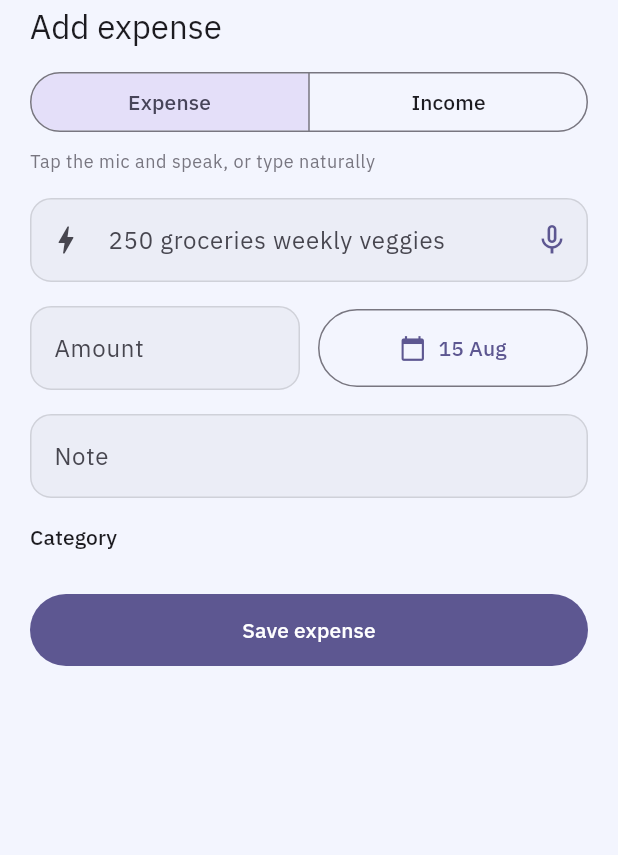
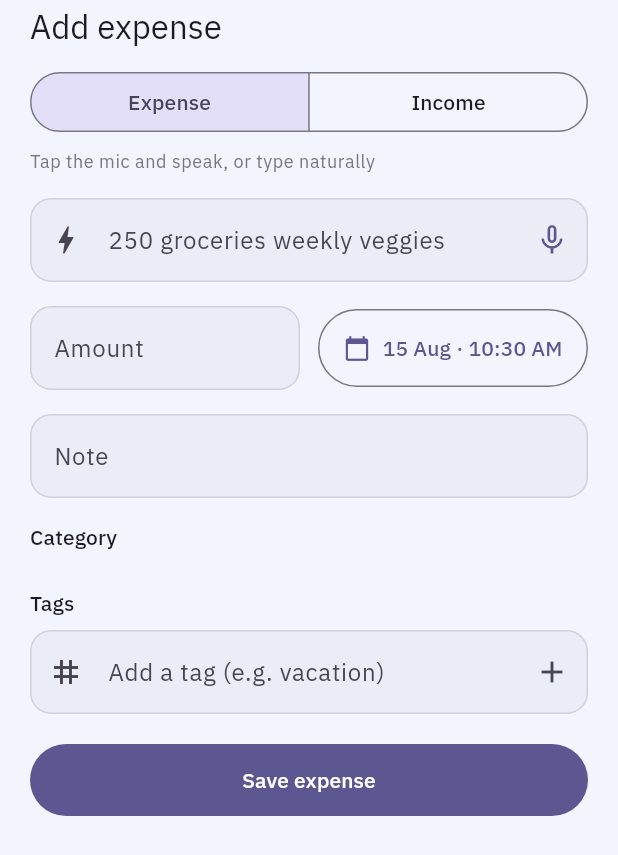
Before and after one commit to aftabpatwekar/ExpenseTracker, a Flutter app: the AddExpenseSheet widget shown alone on an empty page, opened directly, on a phone screen of 412 x 824 dp. Shown: the top 855 px of the screen. Run offline on Flutter 3.47's test engine with Material 3 defaults, Android fonts, the phone set to English and light mode, and no system bars; our stand-ins replace app_links, fl_chart, flutter_animate, flutter_dotenv, flutter_riverpod, go_router and 5 more; accounts and stored records are empty.

Commit message:
Feature: tags + time on transactions
- migration 006: expenses.tags text[] (+ GIN index)
- Expense model + repo add() gain tags
- add sheet: tag input with removable chips + suggestions from past tags;
  date button now picks date AND time
- tags shown on the transaction detail sheet; search matches tags too

Co-Authored-By: Claude Opus 4.8 <noreply@anthropic.com>

```diff
--- a/lib/data/expense_repository.dart
+++ b/lib/data/expense_repository.dart
@@ -34,6 +34,7 @@ class ExpenseRepository {
     DateTime? spentAt,
     String type = 'expense',
     String? accountId,
+    List<String> tags = const [],
   }) async {
     // RLS requires user_id == auth.uid() on insert.
     final uid = _client.auth.currentUser!.id;
@@ -46,6 +47,7 @@ class ExpenseRepository {
       'spent_at': (spentAt ?? DateTime.now()).toUtc().toIso8601String(),
       'type': type,
       'account_id': accountId,
+      'tags': tags,
     });
   }
 
--- a/lib/domain/models/expense.dart
+++ b/lib/domain/models/expense.dart
@@ -10,6 +10,7 @@ class Expense {
   final DateTime spentAt; // local time
   final String type;
   final String? accountId;
+  final List<String> tags;
 
   const Expense({
     required this.id,
@@ -21,6 +22,7 @@ class Expense {
     required this.spentAt,
     this.type = 'expense',
     this.accountId,
+    this.tags = const [],
   });
 
   bool get isIncome => type == 'income';
@@ -40,5 +42,9 @@ class Expense {
         spentAt: DateTime.parse(m['spent_at'] as String).toLocal(),
         type: (m['type'] as String?) ?? 'expense',
         accountId: m['account_id'] as String?,
+        tags: (m['tags'] as List?)
+                ?.map((e) => e.toString())
+                .toList(growable: false) ??
+            const [],
       );
 }
--- a/lib/features/entry/add_expense_sheet.dart
+++ b/lib/features/entry/add_expense_sheet.dart
@@ -7,6 +7,7 @@ import '../../data/account_repository.dart';
 import '../../data/category_repository.dart';
 import '../../data/expense_repository.dart';
 import '../../domain/models/account.dart';
+import '../../domain/models/expense.dart';
 import '../../domain/models/expense_category.dart';
 import '../../domain/services/expense_parser.dart';
 
@@ -34,8 +35,10 @@ class _AddExpenseSheetState extends ConsumerState<AddExpenseSheet> {
   final _quick = TextEditingController();
   final _amount = TextEditingController();
   final _note = TextEditingController();
+  final _tagInput = TextEditingController();
   final SpeechToText _speech = SpeechToText();
 
+  final List<String> _tags = [];
   String? _categoryId;
   String _type = 'expense';
   String? _accountId;
@@ -64,6 +67,7 @@ class _AddExpenseSheetState extends ConsumerState<AddExpenseSheet> {
     _quick.dispose();
     _amount.dispose();
     _note.dispose();
+    _tagInput.dispose();
     super.dispose();
   }
 
@@ -133,13 +137,26 @@ class _AddExpenseSheetState extends ConsumerState<AddExpenseSheet> {
 
   Future<void> _pickDate() async {
     final now = DateTime.now();
-    final picked = await showDatePicker(
+    final d = await showDatePicker(
       context: context,
       initialDate: _date,
       firstDate: DateTime(now.year - 3),
       lastDate: now,
     );
-    if (picked != null) setState(() => _date = picked);
+    if (d == null || !mounted) return;
+    final t = await showTimePicker(
+        context: context, initialTime: TimeOfDay.fromDateTime(_date));
+    setState(() => _date = DateTime(d.year, d.month, d.day,
+        t?.hour ?? _date.hour, t?.minute ?? _date.minute));
+  }
+
+  void _addTag(String raw) {
+    final t = raw.trim();
+    if (t.isEmpty) return;
+    setState(() {
+      if (!_tags.contains(t)) _tags.add(t);
+      _tagInput.clear();
+    });
   }
 
   Future<void> _save(List<ExpenseCategory> cats, String? accountId) async {
@@ -161,6 +178,7 @@ class _AddExpenseSheetState extends ConsumerState<AddExpenseSheet> {
             spentAt: _date,
             type: _type,
             accountId: accountId,
+            tags: _tags,
           );
       ref.invalidate(expensesProvider);
       if (mounted) Navigator.of(context).pop();
@@ -182,6 +200,11 @@ class _AddExpenseSheetState extends ConsumerState<AddExpenseSheet> {
         ref.watch(accountsProvider).asData?.value ?? const <Account>[];
     final selectedAccount =
         _accountId ?? (accounts.isNotEmpty ? accounts.first.id : null);
+    final allTags = <String>{
+      for (final e
+          in ref.watch(expensesProvider).asData?.value ?? const <Expense>[])
+        ...e.tags
+    }.toList();
     final bottomInset = MediaQuery.of(context).viewInsets.bottom;
 
     return Padding(
@@ -258,7 +281,9 @@ class _AddExpenseSheetState extends ConsumerState<AddExpenseSheet> {
                     child: OutlinedButton.icon(
                       onPressed: _pickDate,
                       icon: const Icon(Icons.calendar_today, size: 18),
-                      label: Text(formatDay(_date)),
+                      label: Text(
+                          '${formatDay(_date)} · ${TimeOfDay.fromDateTime(_date).format(context)}',
+                          overflow: TextOverflow.ellipsis),
                       style: OutlinedButton.styleFrom(
                           padding: const EdgeInsets.symmetric(vertical: 16)),
                     ),
@@ -310,6 +335,52 @@ class _AddExpenseSheetState extends ConsumerState<AddExpenseSheet> {
                   }).toList(),
                 ),
               ],
+              const SizedBox(height: 16),
+              Align(
+                alignment: Alignment.centerLeft,
+                child: Text('Tags', style: theme.textTheme.labelLarge),
+              ),
+              const SizedBox(height: 8),
+              TextField(
+                controller: _tagInput,
+                textInputAction: TextInputAction.done,
+                onSubmitted: _addTag,
+                decoration: InputDecoration(
+                  hintText: 'Add a tag (e.g. vacation)',
+                  prefixIcon: const Icon(Icons.tag),
+                  border: const OutlineInputBorder(),
+                  suffixIcon: IconButton(
+                    icon: const Icon(Icons.add),
+                    onPressed: () => _addTag(_tagInput.text),
+                  ),
+                ),
+              ),
+              if (_tags.isNotEmpty) ...[
+                const SizedBox(height: 8),
+                Wrap(
+                  spacing: 6,
+                  runSpacing: 6,
+                  children: [
+                    for (final t in _tags)
+                      InputChip(
+                        label: Text(t),
+                        onDeleted: () => setState(() => _tags.remove(t)),
+                      ),
+                  ],
+                ),
+              ],
+              if (allTags.where((t) => !_tags.contains(t)).isNotEmpty) ...[
+                const SizedBox(height: 8),
+                Wrap(
+                  spacing: 6,
+                  runSpacing: 6,
+                  children: [
+                    for (final t
+                        in allTags.where((x) => !_tags.contains(x)).take(8))
+                      ActionChip(label: Text(t), onPressed: () => _addTag(t)),
+                  ],
+                ),
+              ],
               if (_error != null) ...[
                 const SizedBox(height: 14),
                 Text(_error!, style: TextStyle(color: theme.colorScheme.error)),
--- a/lib/features/txns/transactions_screen.dart
+++ b/lib/features/txns/transactions_screen.dart
@@ -58,7 +58,10 @@ class _TransactionsScreenState extends ConsumerState<TransactionsScreen> {
       if (_catId != null && e.categoryId != _catId) return false;
       if (q.isNotEmpty) {
         final catName = (catMap[e.categoryId]?.name ?? '').toLowerCase();
-        if (!e.note.toLowerCase().contains(q) && !catName.contains(q)) {
+        final tagHit = e.tags.any((t) => t.toLowerCase().contains(q));
+        if (!e.note.toLowerCase().contains(q) &&
+            !catName.contains(q) &&
+            !tagHit) {
           return false;
         }
       }
```
Also changed, not shown: lib/features/entry/expense_actions.dart (+15 -0 lines), 1 other file.
